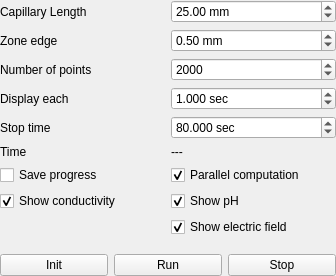
The window that src/computecontrol.ui (hobrasoft/simul6) describes before a commit, drawn with Qt 5.
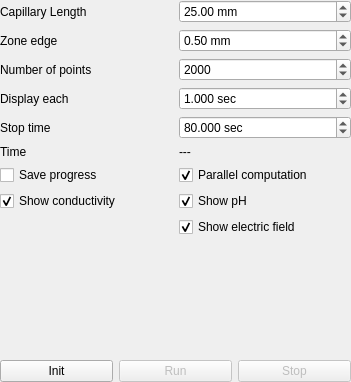
The same window after the commit.

Diff of the .ui file:
```diff
--- a/src/computecontrol.ui
+++ b/src/computecontrol.ui
@@ -6,8 +6,8 @@
    <rect>
     <x>0</x>
     <y>0</y>
-    <width>336</width>
-    <height>276</height>
+    <width>351</width>
+    <height>382</height>
    </rect>
   </property>
   <property name="sizePolicy">
@@ -43,6 +43,9 @@
      </item>
      <item>
       <widget class="QPushButton" name="f_run">
+       <property name="enabled">
+        <bool>false</bool>
+       </property>
        <property name="text">
         <string>Run</string>
        </property>
@@ -50,6 +53,9 @@
      </item>
      <item>
       <widget class="QPushButton" name="f_stop">
+       <property name="enabled">
+        <bool>false</bool>
+       </property>
        <property name="text">
         <string>Stop</string>
        </property>
```
